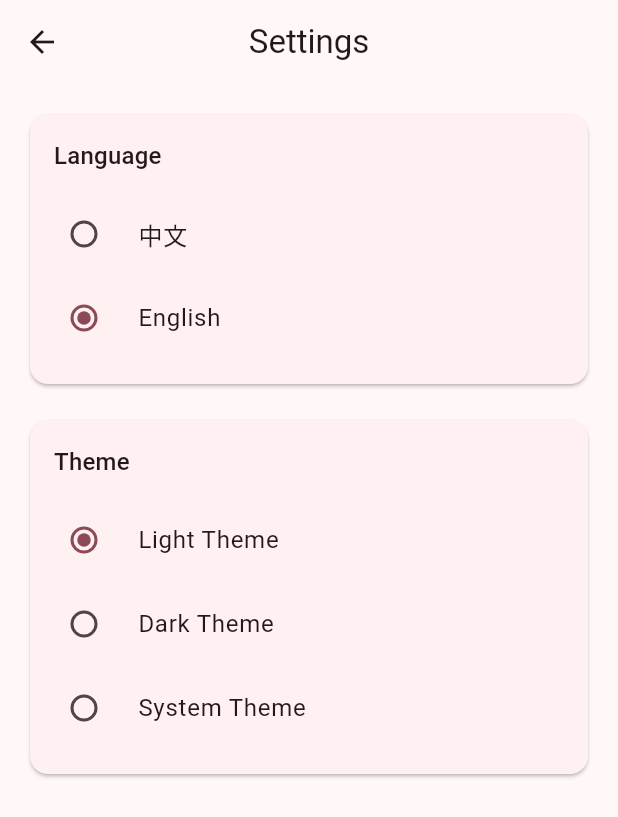
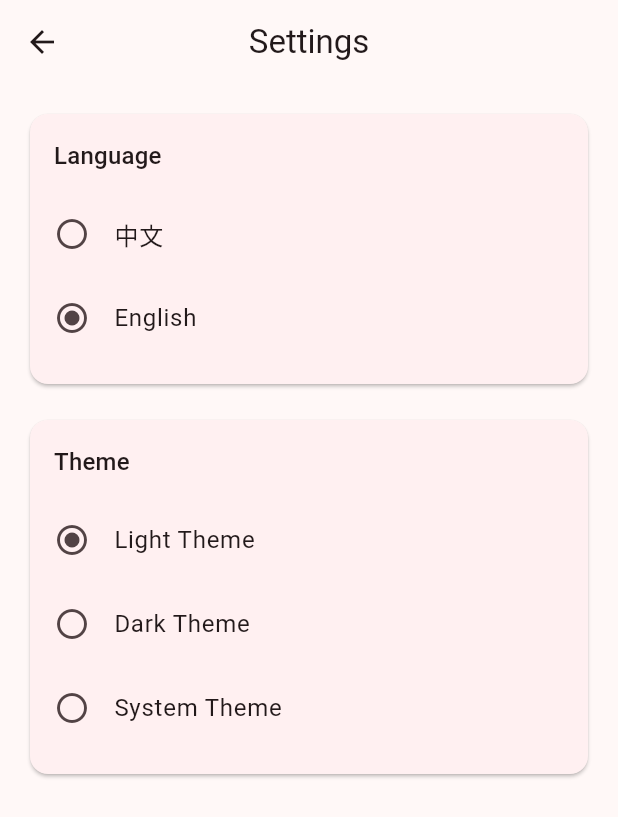
Before and after one commit to Tiebo/flutter-chess, a Flutter app: the SettingsPage screen opened directly, after a tap on "English", after a tap on "Light Theme", on a phone screen of 412 x 824 dp. Shown: the top 817 px of the screen. Run offline on Flutter 3.47's test engine with Material 3 defaults, Android fonts, the phone set to English and light mode, and no system bars; our stand-ins replace hive_flutter; accounts and stored records are empty.

Commit message:
更新写法到最新写法

```diff
--- a/lib/pages/settings_page.dart
+++ b/lib/pages/settings_page.dart
@@ -42,18 +42,24 @@ class SettingsPage extends StatelessWidget {
               style: Theme.of(context).textTheme.titleMedium,
             ),
             const SizedBox(height: 12),
-            RadioListTile<Locale>(
+            ListTile(
+              leading: Icon(
+                provider.locale.languageCode == 'zh'
+                    ? Icons.radio_button_checked
+                    : Icons.radio_button_unchecked,
+              ),
               title: Text(l10n.chinese),
-              value: const Locale('zh'),
-              groupValue: provider.locale,
-              onChanged: (locale) => provider.setLocale(locale!),
+              onTap: () => provider.setLocale(const Locale('zh')),
               contentPadding: EdgeInsets.zero,
             ),
-            RadioListTile<Locale>(
+            ListTile(
+              leading: Icon(
+                provider.locale.languageCode == 'en'
+                    ? Icons.radio_button_checked
+                    : Icons.radio_button_unchecked,
+              ),
               title: Text(l10n.english),
-              value: const Locale('en'),
-              groupValue: provider.locale,
-              onChanged: (locale) => provider.setLocale(locale!),
+              onTap: () => provider.setLocale(const Locale('en')),
               contentPadding: EdgeInsets.zero,
             ),
           ],
@@ -74,25 +80,34 @@ class SettingsPage extends StatelessWidget {
               style: Theme.of(context).textTheme.titleMedium,
             ),
             const SizedBox(height: 12),
-            RadioListTile<ThemeMode>(
+            ListTile(
+              leading: Icon(
+                provider.themeMode == ThemeMode.light
+                    ? Icons.radio_button_checked
+                    : Icons.radio_button_unchecked,
+              ),
               title: Text(l10n.lightTheme),
-              value: ThemeMode.light,
-              groupValue: provider.themeMode,
-              onChanged: (themeMode) => provider.setThemeMode(themeMode!),
+              onTap: () => provider.setThemeMode(ThemeMode.light),
               contentPadding: EdgeInsets.zero,
             ),
-            RadioListTile<ThemeMode>(
+            ListTile(
+              leading: Icon(
+                provider.themeMode == ThemeMode.dark
+                    ? Icons.radio_button_checked
+                    : Icons.radio_button_unchecked,
+              ),
               title: Text(l10n.darkTheme),
-              value: ThemeMode.dark,
-              groupValue: provider.themeMode,
-              onChanged: (themeMode) => provider.setThemeMode(themeMode!),
+              onTap: () => provider.setThemeMode(ThemeMode.dark),
               contentPadding: EdgeInsets.zero,
             ),
-            RadioListTile<ThemeMode>(
+            ListTile(
+              leading: Icon(
+                provider.themeMode == ThemeMode.system
+                    ? Icons.radio_button_checked
+                    : Icons.radio_button_unchecked,
+              ),
               title: Text(l10n.systemTheme),
-              value: ThemeMode.system,
-              groupValue: provider.themeMode,
-              onChanged: (themeMode) => provider.setThemeMode(themeMode!),
+              onTap: () => provider.setThemeMode(ThemeMode.system),
               contentPadding: EdgeInsets.zero,
             ),
           ],
--- a/lib/providers/settings_provider.dart
+++ b/lib/providers/settings_provider.dart
@@ -1,10 +1,12 @@
 import 'package:flutter/material.dart';
-import 'package:shared_preferences/shared_preferences.dart';
+import 'package:hive_flutter/hive_flutter.dart';
 
 class SettingsProvider extends ChangeNotifier {
+  static const String _boxName = 'settings';
   static const String _localeKey = 'locale';
   static const String _themeModeKey = 'theme_mode';
 
+  late Box _settingsBox;
   Locale _locale = const Locale('zh');
   ThemeMode _themeMode = ThemeMode.system;
 
@@ -12,16 +14,19 @@ class SettingsProvider extends ChangeNotifier {
   ThemeMode get themeMode => _themeMode;
 
   SettingsProvider() {
+    _initHive();
+  }
+
+  Future<void> _initHive() async {
+    _settingsBox = await Hive.openBox(_boxName);
     _loadSettings();
   }
 
-  Future<void> _loadSettings() async {
-    final prefs = await SharedPreferences.getInstance();
-
-    final localeString = prefs.getString(_localeKey) ?? 'zh';
+  void _loadSettings() {
+    final localeString = _settingsBox.get(_localeKey, defaultValue: 'zh') as String;
     _locale = Locale(localeString);
 
-    final themeModeString = prefs.getString(_themeModeKey) ?? 'system';
+    final themeModeString = _settingsBox.get(_themeModeKey, defaultValue: 'system') as String;
     _themeMode = _getThemeModeFromString(themeModeString);
 
     notifyListeners();
@@ -31,8 +36,7 @@ class SettingsProvider extends ChangeNotifier {
     if (_locale == locale) return;
 
     _locale = locale;
-    final prefs = await SharedPreferences.getInstance();
-    await prefs.setString(_localeKey, locale.languageCode);
+    await _settingsBox.put(_localeKey, locale.languageCode);
     notifyListeners();
   }
 
@@ -40,8 +44,7 @@ class SettingsProvider extends ChangeNotifier {
     if (_themeMode == themeMode) return;
 
     _themeMode = themeMode;
-    final prefs = await SharedPreferences.getInstance();
-    await prefs.setString(_themeModeKey, _getStringFromThemeMode(themeMode));
+    await _settingsBox.put(_themeModeKey, _getStringFromThemeMode(themeMode));
     notifyListeners();
   }
 
@@ -52,6 +55,7 @@ class SettingsProvider extends ChangeNotifier {
       case 'dark':
         return ThemeMode.dark;
       case 'system':
+        return ThemeMode.system;
       default:
         return ThemeMode.system;
     }
@@ -64,7 +68,6 @@ class SettingsProvider extends ChangeNotifier {
       case ThemeMode.dark:
         return 'dark';
       case ThemeMode.system:
-      default:
         return 'system';
     }
   }
--- a/pubspec.yaml
+++ b/pubspec.yaml
@@ -36,7 +36,8 @@ dependencies:
   # The following adds the Cupertino Icons font to your application.
   # Use with the CupertinoIcons class for iOS style icons.
   cupertino_icons: ^1.0.8
-  shared_preferences: ^2.2.2
+  hive: ^2.2.3
+  hive_flutter: ^1.1.0
   provider: ^6.1.1
 
 dev_dependencies:
```
Also changed, not shown: lib/main.dart (+7 -1 lines), pubspec.lock, 3 other files.
